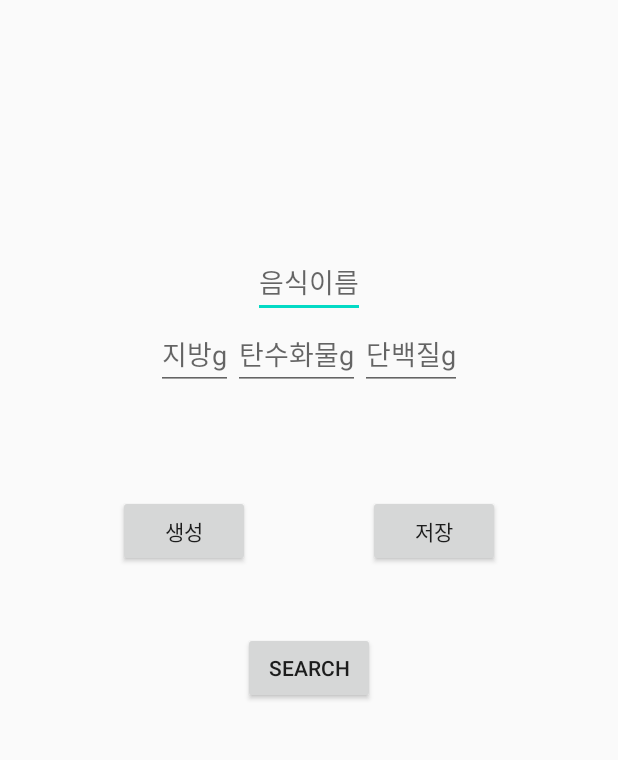
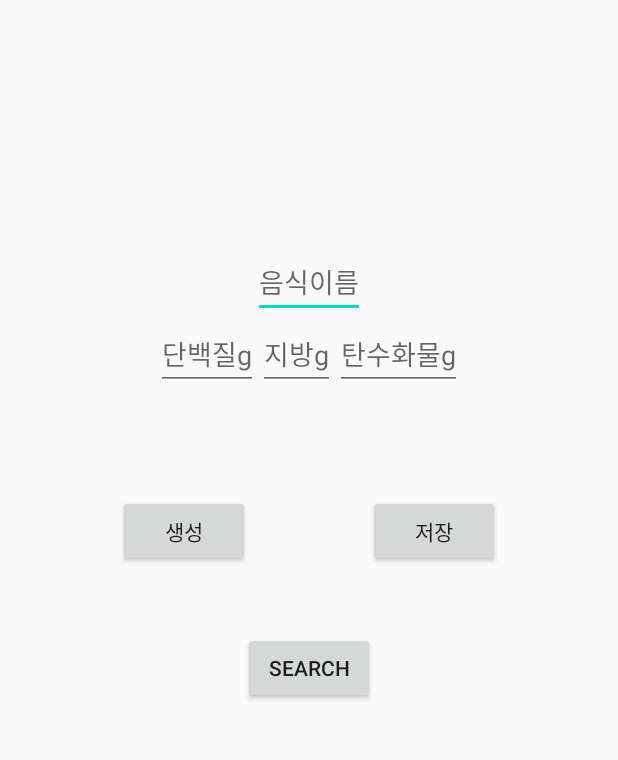
Before and after one commit to seungjae6874/Jongsul, an Android app: the screen it shows after launch (HomeActivity), on a phone screen of 412 x 824 dp, the part 348-1108 px from its top. Run offline under Robolectric (Android 15) with nearby library versions, the phone set to English and light mode, and no system bars; libraries missing offline, so code that uses them is left out: org.apache.poi.

Commit message:
app complete

```diff
--- a/APP/Diabete/app/src/main/res/layout/home.xml
+++ b/APP/Diabete/app/src/main/res/layout/home.xml
@@ -71,15 +71,20 @@
             app:layout_constraintRight_toRightOf="parent"
             app:layout_constraintTop_toTopOf="parent">
 
+
+            <EditText
+                android:id="@+id/protein"
+                android:layout_width="wrap_content"
+                android:layout_height="wrap_content"
+                android:layout_marginBottom="40sp"
+                android:hint="단백질g" />
+
             <EditText
                 android:id="@+id/fat"
                 android:layout_width="wrap_content"
                 android:layout_height="wrap_content"
                 android:hint="지방g"
-                app:layout_constraintLeft_toLeftOf="parent"
-                app:layout_constraintRight_toRightOf="parent"
-                app:layout_constraintTop_toBottomOf="@id/foodname" />
-
+                />
 
             <EditText
                 android:id="@+id/carbo"
@@ -87,21 +92,7 @@
                 android:layout_height="wrap_content"
                 android:layout_marginBottom="40sp"
                 android:hint="탄수화물g"
-                app:layout_constraintBottom_toBottomOf="parent"
-                app:layout_constraintLeft_toLeftOf="parent"
-                app:layout_constraintRight_toRightOf="parent"
-                app:layout_constraintTop_toTopOf="parent" />
-
-            <EditText
-                android:id="@+id/protein"
-                android:layout_width="wrap_content"
-                android:layout_height="wrap_content"
-                android:layout_marginBottom="40sp"
-                android:hint="단백질g"
-                app:layout_constraintBottom_toBottomOf="parent"
-                app:layout_constraintLeft_toLeftOf="parent"
-                app:layout_constraintRight_toRightOf="parent"
-                app:layout_constraintTop_toTopOf="parent" />
+                />
         </LinearLayout>
     </androidx.constraintlayout.widget.ConstraintLayout>
 
```
Also changed, not shown: APP/Diabete/app/src/main/java/com/example/diabete/HomeActivity.java (+38 -5 lines), 1 other file.
